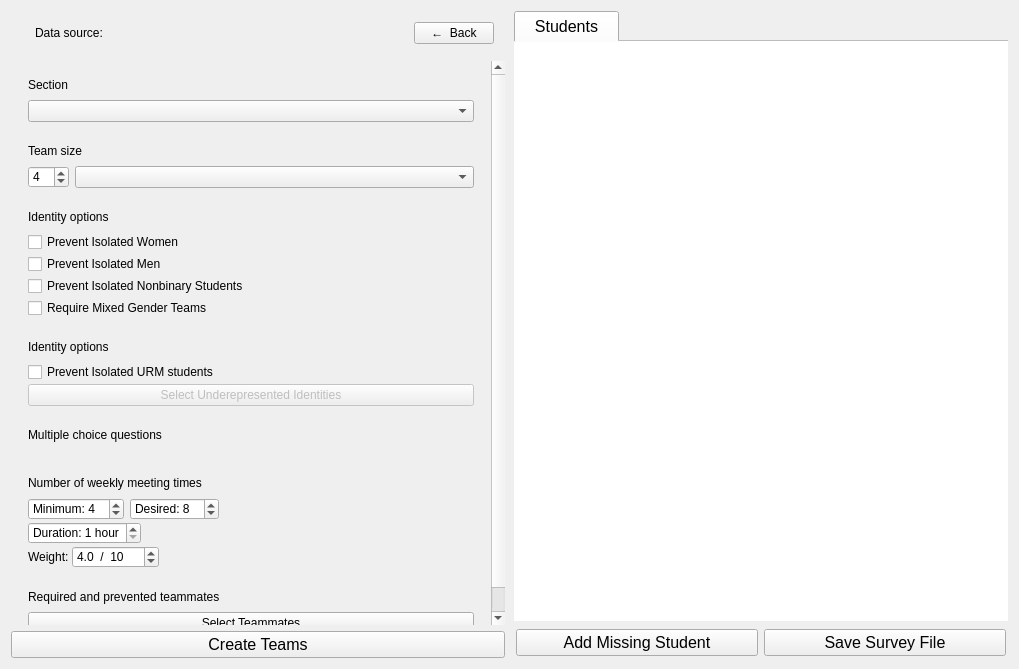
Qt form gruepr.ui (gruepr/gruepr) before a commit.
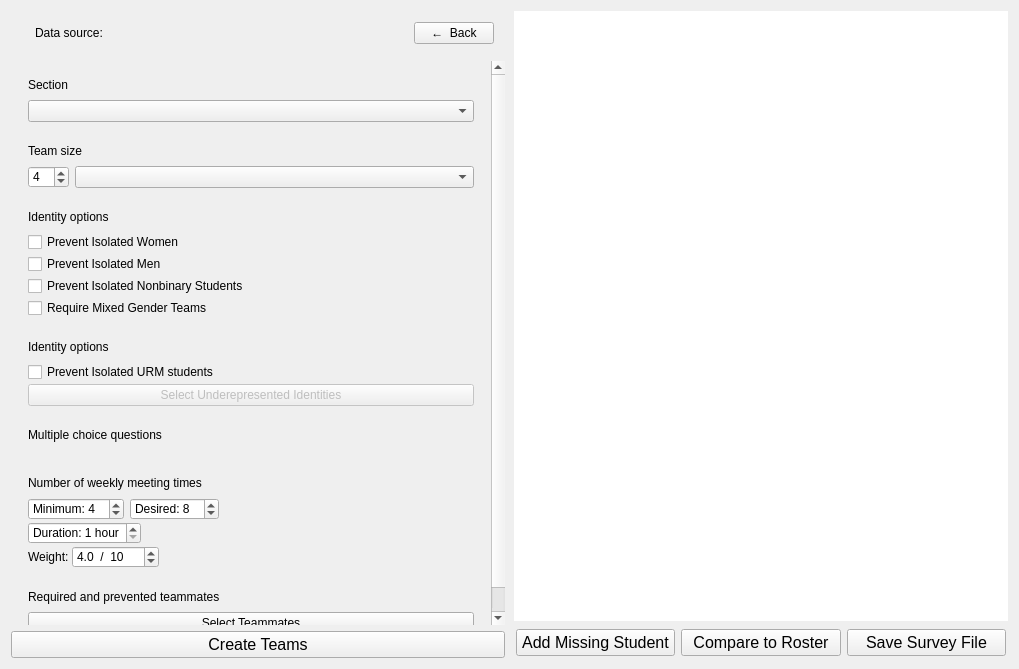
The same form after that commit. Icons and pictures are not drawn. Custom widgets are drawn as their Qt base class.

Commit message: More gruepr UI improvement; added Canvas auto-roster

```diff
--- a/gruepr.ui
+++ b/gruepr.ui
@@ -747,6 +747,9 @@
         <property name="documentMode">
          <bool>true</bool>
         </property>
+        <property name="tabBarAutoHide">
+         <bool>true</bool>
+        </property>
         <widget class="QWidget" name="studentsTab">
          <property name="sizePolicy">
           <sizepolicy hsizetype="Expanding" vsizetype="Expanding">
@@ -872,7 +875,38 @@
               </property>
               <property name="icon">
                <iconset resource="gruepr.qrc">
-                <normaloff>:/icons/add.png</normaloff>:/icons/add.png</iconset>
+                <normaloff>:/icons_new/add.png</normaloff>:/icons_new/add.png</iconset>
+              </property>
+              <property name="iconSize">
+               <size>
+                <width>30</width>
+                <height>30</height>
+               </size>
+              </property>
+             </widget>
+            </item>
+            <item>
+             <widget class="QPushButton" name="compareRosterPushButton">
+              <property name="sizePolicy">
+               <sizepolicy hsizetype="MinimumExpanding" vsizetype="Fixed">
+                <horstretch>0</horstretch>
+                <verstretch>0</verstretch>
+               </sizepolicy>
+              </property>
+              <property name="font">
+               <font>
+                <pointsize>12</pointsize>
+               </font>
+              </property>
+              <property name="toolTip">
+               <string>&lt;html&gt;Add a student to the current dataset.&lt;/html&gt;</string>
+              </property>
+              <property name="text">
+               <string>Compare to Roster</string>
+              </property>
+              <property name="icon">
+               <iconset resource="gruepr.qrc">
+                <normaloff>:/icons_new/list_file.png</normaloff>:/icons_new/list_file.png</iconset>
               </property>
               <property name="iconSize">
                <size>
```
Left out of the diff: 6 changed lines with no effect on the pictures. The commit also changes 13 other files.
